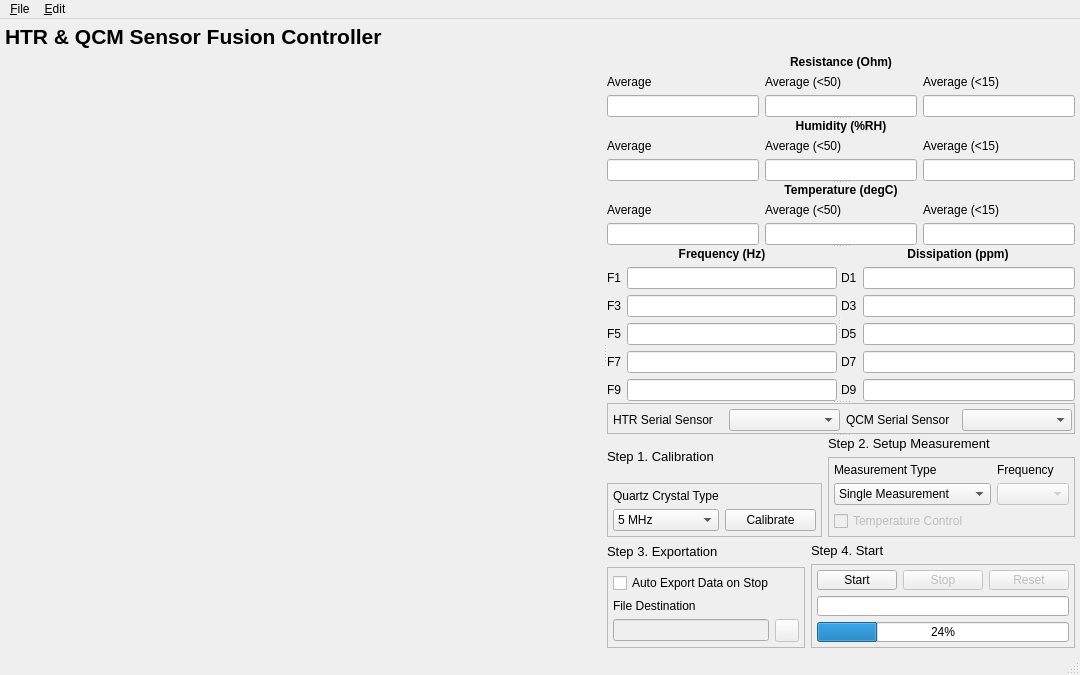
Above: ui/main_gui.ui from CydiaBoss/uc-htr-sensor before the change. Below: the same form after it.
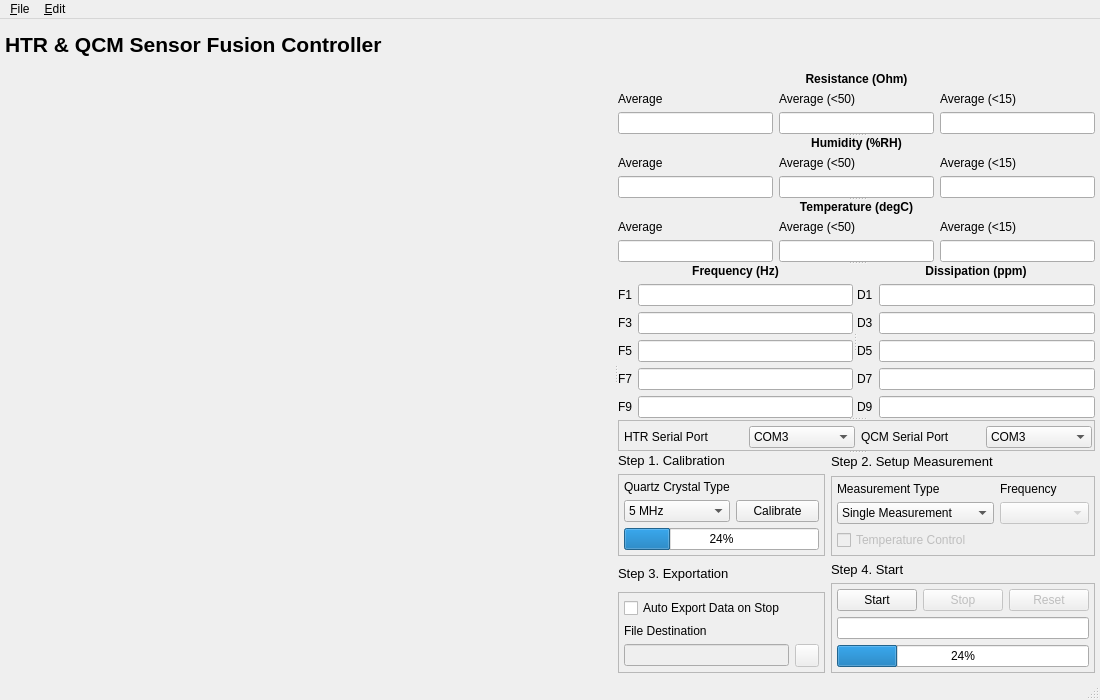
That is the form after the change. Icons and pictures are not drawn. Custom widgets are drawn as their Qt base class.

The edit to the form file:
```diff
--- a/ui/main_gui.ui
+++ b/ui/main_gui.ui
@@ -7,22 +7,22 @@
    <rect>
     <x>0</x>
     <y>0</y>
-    <width>1080</width>
-    <height>675</height>
+    <width>1100</width>
+    <height>700</height>
    </rect>
   </property>
   <property name="minimumSize">
    <size>
-    <width>1080</width>
-    <height>675</height>
+    <width>1100</width>
+    <height>700</height>
    </size>
   </property>
   <property name="windowTitle">
    <string>Sensor Fusion</string>
   </property>
   <property name="windowIcon">
-   <iconset>
-    <normaloff>resources/logo.png</normaloff>resources/logo.png</iconset>
+   <iconset resource="resources/main.qrc">
+    <normaloff>:/main/logo.png</normaloff>:/main/logo.png</iconset>
   </property>
   <widget class="QWidget" name="centralwidget">
    <property name="minimumSize">
@@ -560,7 +560,7 @@
         <property name="midLineWidth">
          <number>6</number>
         </property>
-        <layout class="QHBoxLayout" name="horizontalLayout_2">
+        <layout class="QGridLayout" name="gridLayout_22">
          <property name="leftMargin">
           <number>5</number>
          </property>
@@ -573,33 +573,87 @@
          <property name="bottomMargin">
           <number>2</number>
          </property>
-         <item>
+         <item row="0" column="0">
           <layout class="QGridLayout" name="gridLayout_12">
-           <item row="0" column="0">
-            <widget class="QLabel" name="label_13">
-             <property name="text">
-              <string>HTR Serial Sensor</string>
-             </property>
-             <property name="buddy">
-              <cstring>htr_serial</cstring>
-             </property>
+           <item row="0" column="5">
+            <widget class="QComboBox" name="qcm_serial">
+             <item>
+              <property name="text">
+               <string>COM3</string>
+              </property>
+             </item>
+             <item>
+              <property name="text">
+               <string>COM5</string>
+              </property>
+             </item>
             </widget>
            </item>
            <item row="0" column="1">
-            <widget class="QComboBox" name="htr_serial"/>
+            <widget class="QLabel" name="htr_status">
+             <property name="sizePolicy">
+              <sizepolicy hsizetype="Fixed" vsizetype="Preferred">
+               <horstretch>0</horstretch>
+               <verstretch>0</verstretch>
+              </sizepolicy>
+             </property>
+             <property name="text">
+              <string/>
+             </property>
+             <property name="pixmap">
+              <pixmap resource="resources/main.qrc">:/main/mark.png</pixmap>
+             </property>
+            </widget>
            </item>
-           <item row="0" column="2">
+           <item row="0" column="3">
             <widget class="QLabel" name="label_14">
              <property name="text">
-              <string>QCM Serial Sensor</string>
+              <string>QCM Serial Port</string>
              </property>
              <property name="buddy">
               <cstring>qcm_serial</cstring>
              </property>
             </widget>
            </item>
-           <item row="0" column="3">
-            <widget class="QComboBox" name="qcm_serial"/>
+           <item row="0" column="0">
+            <widget class="QLabel" name="label_13">
+             <property name="text">
+              <string>HTR Serial Port</string>
+             </property>
+             <property name="buddy">
+              <cstring>htr_serial</cstring>
+             </property>
+            </widget>
+           </item>
+           <item row="0" column="2">
+            <widget class="QComboBox" name="htr_serial">
+             <item>
+              <property name="text">
+               <string>COM3</string>
+              </property>
+             </item>
+             <item>
+              <property name="text">
+               <string>COM5</string>
+              </property>
+             </item>
+            </widget>
+           </item>
+           <item row="0" column="4">
+            <widget class="QLabel" name="qcm_status">
+             <property name="sizePolicy">
+              <sizepolicy hsizetype="Fixed" vsizetype="Preferred">
+               <horstretch>0</horstretch>
+               <verstretch>0</verstretch>
+              </sizepolicy>
+             </property>
+             <property name="text">
+              <string/>
+             </property>
+             <property name="pixmap">
+              <pixmap resource="resources/main.qrc">:/main/mark.png</pixmap>
+             </property>
+            </widget>
            </item>
           </layout>
          </item>
@@ -607,82 +661,6 @@
        </widget>
        <widget class="QWidget" name="layoutWidget">
         <layout class="QGridLayout" name="gridLayout_10">
-         <item row="0" column="0" rowspan="2" colspan="2">
-          <layout class="QGridLayout" name="gridLayout_3">
-           <item row="2" column="0">
-            <widget class="QFrame" name="frame">
-             <property name="frameShape">
-              <enum>QFrame::StyledPanel</enum>
-             </property>
-             <property name="frameShadow">
-              <enum>QFrame::Sunken</enum>
-             </property>
-             <property name="lineWidth">
-              <number>16</number>
-             </property>
-             <property name="midLineWidth">
-              <number>6</number>
-             </property>
-             <layout class="QVBoxLayout" name="verticalLayout_2">
-              <property name="leftMargin">
-               <number>5</number>
-              </property>
-              <property name="topMargin">
-               <number>5</number>
-              </property>
-              <property name="rightMargin">
-               <number>5</number>
-              </property>
-              <property name="bottomMargin">
-               <number>5</number>
-              </property>
-              <item>
-               <layout class="QGridLayout" name="gridLayout_2">
-                <item row="1" column="0">
-                 <widget class="QComboBox" name="qc_type">
-                  <item>
-                   <property name="text">
-                    <string>5 MHz</string>
-                   </property>
-                  </item>
-                  <item>
-                   <property name="text">
-                    <string>10 MHz</string>
-                   </property>
-                  </item>
-                 </widget>
-                </item>
-                <item row="1" column="1">
-                 <widget class="QPushButton" name="calibrate_btn">
-                  <property name="text">
-                   <string>Calibrate</string>
-                  </property>
-                 </widget>
-                </item>
-                <item row="0" column="0">
-                 <widget class="QLabel" name="label">
-                  <property name="text">
-                   <string>Quartz Crystal Type</string>
-                  </property>
-                  <property name="buddy">
-                   <cstring>qc_type</cstring>
-                  </property>
-                 </widget>
-                </item>
-               </layout>
-              </item>
-             </layout>
-            </widget>
-           </item>
-           <item row="1" column="0">
-            <widget class="QLabel" name="label_4">
-             <property name="text">
-              <string>&lt;html&gt;&lt;head/&gt;&lt;body&gt;&lt;p&gt;&lt;span style=&quot; font-size:10pt;&quot;&gt;Step 1. Calibration&lt;/span&gt;&lt;/p&gt;&lt;/body&gt;&lt;/html&gt;</string>
-             </property>
-            </widget>
-           </item>
-          </layout>
-         </item>
          <item row="2" column="1" rowspan="2" colspan="2">
           <layout class="QGridLayout" name="gridLayout_9">
            <item row="0" column="0">
@@ -798,7 +776,170 @@
            </item>
           </layout>
          </item>
-         <item row="0" column="2" rowspan="2">
+         <item row="2" column="0" rowspan="2">
+          <layout class="QGridLayout" name="gridLayout_7">
+           <item row="0" column="0">
+            <widget class="QLabel" name="label_7">
+             <property name="text">
+              <string>&lt;html&gt;&lt;head/&gt;&lt;body&gt;&lt;p&gt;&lt;span style=&quot; font-size:10pt;&quot;&gt;Step 3. Exportation&lt;/span&gt;&lt;/p&gt;&lt;/body&gt;&lt;/html&gt;</string>
+             </property>
+            </widget>
+           </item>
+           <item row="1" column="0">
+            <widget class="QFrame" name="frame_3">
+             <property name="frameShape">
+              <enum>QFrame::StyledPanel</enum>
+             </property>
+             <property name="frameShadow">
+              <enum>QFrame::Sunken</enum>
+             </property>
+             <property name="lineWidth">
+              <number>16</number>
+             </property>
+             <property name="midLineWidth">
+              <number>6</number>
+             </property>
+             <layout class="QVBoxLayout" name="verticalLayout_4">
+              <property name="leftMargin">
+               <number>5</number>
+              </property>
+              <property name="topMargin">
+               <number>5</number>
+              </property>
+              <property name="rightMargin">
+               <number>5</number>
+              </property>
+              <property name="bottomMargin">
+               <number>5</number>
+              </property>
+              <item>
+               <layout class="QGridLayout" name="gridLayout_6">
+                <item row="3" column="0">
+                 <widget class="QLineEdit" name="file_dest">
+                  <property name="enabled">
+                   <bool>false</bool>
+                  </property>
+                 </widget>
+                </item>
+                <item row="3" column="1">
+                 <widget class="QToolButton" name="file_select">
+                  <property name="enabled">
+                   <bool>false</bool>
+                  </property>
+                  <property name="text">
+                   <string/>
+                  </property>
+                  <property name="icon">
+                   <iconset resource="resources/main.qrc">
+                    <normaloff>:/main/folder.png</normaloff>:/main/folder.png</iconset>
+                  </property>
+                 </widget>
+                </item>
+                <item row="1" column="0">
+                 <widget class="QLabel" name="label_6">
+                  <property name="text">
+                   <string>File Destination</string>
+                  </property>
+                 </widget>
+                </item>
+                <item row="0" column="0" colspan="2">
+                 <widget class="QCheckBox" name="auto_export">
+                  <property name="text">
+                   <string>Auto Export Data on Stop</string>
+                  </property>
+                 </widget>
+                </item>
+               </layout>
+              </item>
+             </layout>
+            </widget>
+           </item>
+          </layout>
+         </item>
+         <item row="0" column="0" rowspan="2">
+          <layout class="QGridLayout" name="gridLayout_3">
+           <item row="2" column="0">
+            <widget class="QFrame" name="frame">
+             <property name="frameShape">
+              <enum>QFrame::StyledPanel</enum>
+             </property>
+             <property name="frameShadow">
+              <enum>QFrame::Sunken</enum>
+             </property>
+             <property name="lineWidth">
+              <number>16</number>
+             </property>
+             <property name="midLineWidth">
+              <number>6</number>
+             </property>
+             <layout class="QVBoxLayout" name="verticalLayout_2">
+              <property name="leftMargin">
+               <number>5</number>
+              </property>
+              <property name="topMargin">
+               <number>5</number>
+              </property>
+              <property name="rightMargin">
+               <number>5</number>
+              </property>
+              <property name="bottomMargin">
+               <number>5</number>
+              </property>
+              <item>
+               <layout class="QGridLayout" name="gridLayout_2">
+                <item row="1" column="0">
+                 <widget class="QComboBox" name="qc_type">
+                  <item>
+                   <property name="text">
+                    <string>5 MHz</string>
+                   </property>
+                  </item>
+                  <item>
+                   <property name="text">
+                    <string>10 MHz</string>
+                   </property>
+                  </item>
+                 </widget>
+                </item>
+                <item row="0" column="0">
+                 <widget class="QLabel" name="label">
+                  <property name="text">
+                   <string>Quartz Crystal Type</string>
+                  </property>
+                  <property name="buddy">
+                   <cstring>qc_type</cstring>
+                  </property>
+                 </widget>
+                </item>
+                <item row="1" column="1">
+                 <widget class="QPushButton" name="calibrate_btn">
+                  <property name="text">
+                   <string>Calibrate</string>
+                  </property>
+                 </widget>
+                </item>
+                <item row="2" column="0" colspan="2">
+                 <widget class="QProgressBar" name="progressBar">
+                  <property name="value">
+                   <number>24</number>
+                  </property>
+                 </widget>
+                </item>
+               </layout>
+              </item>
+             </layout>
+            </widget>
+           </item>
+           <item row="1" column="0">
+            <widget class="QLabel" name="label_4">
+             <property name="text">
+              <string>&lt;html&gt;&lt;head/&gt;&lt;body&gt;&lt;p&gt;&lt;span style=&quot; font-size:10pt;&quot;&gt;Step 1. Calibration&lt;/span&gt;&lt;/p&gt;&lt;/body&gt;&lt;/html&gt;</string>
+             </property>
+            </widget>
+           </item>
+          </layout>
+         </item>
+         <item row="0" column="1" rowspan="2" colspan="2">
           <layout class="QGridLayout" name="gridLayout_5">
            <item row="1" column="0">
             <widget class="QLabel" name="label_5">
@@ -894,86 +1035,6 @@
            </item>
           </layout>
          </item>
-         <item row="2" column="0" rowspan="2">
-          <layout class="QGridLayout" name="gridLayout_7">
-           <item row="0" column="0">
-            <widget class="QLabel" name="label_7">
-             <property name="text">
-              <string>&lt;html&gt;&lt;head/&gt;&lt;body&gt;&lt;p&gt;&lt;span style=&quot; font-size:10pt;&quot;&gt;Step 3. Exportation&lt;/span&gt;&lt;/p&gt;&lt;/body&gt;&lt;/html&gt;</string>
-             </property>
-            </widget>
-           </item>
-           <item row="1" column="0">
-            <widget class="QFrame" name="frame_3">
-             <property name="frameShape">
-              <enum>QFrame::StyledPanel</enum>
-             </property>
-             <property name="frameShadow">
-              <enum>QFrame::Sunken</enum>
-             </property>
-             <property name="lineWidth">
-              <number>16</number>
-             </property>
-             <property name="midLineWidth">
-              <number>6</number>
-             </property>
-             <layout class="QVBoxLayout" name="verticalLayout_4">
-              <property name="leftMargin">
-               <number>5</number>
-              </property>
-              <property name="topMargin">
-               <number>5</number>
-              </property>
-              <property name="rightMargin">
-               <number>5</number>
-              </property>
-              <property name="bottomMargin">
-               <number>5</number>
-              </property>
-              <item>
-               <layout class="QGridLayout" name="gridLayout_6">
-                <item row="3" column="0">
-                 <widget class="QLineEdit" name="file_dest">
-                  <property name="enabled">
-                   <bool>false</bool>
-                  </property>
-                 </widget>
-                </item>
-                <item row="3" column="1">
-                 <widget class="QToolButton" name="file_select">
-                  <property name="enabled">
-                   <bool>false</bool>
-                  </property>
-                  <property name="text">
-                   <string/>
-                  </property>
-                  <property name="icon">
-                   <iconset resource="resources/main.qrc">
-                    <normaloff>:/main/folder.png</normaloff>:/main/folder.png</iconset>
-                  </property>
-                 </widget>
-                </item>
-                <item row="1" column="0">
-                 <widget class="QLabel" name="label_6">
-                  <property name="text">
-                   <string>File Destination</string>
-                  </property>
-                 </widget>
-                </item>
-                <item row="0" column="0" colspan="2">
-                 <widget class="QCheckBox" name="auto_export">
-                  <property name="text">
-                   <string>Auto Export Data on Stop</string>
-                  </property>
-                 </widget>
-                </item>
-               </layout>
-              </item>
-             </layout>
-            </widget>
-           </item>
-          </layout>
-         </item>
         </layout>
        </widget>
       </widget>
@@ -986,7 +1047,7 @@
     <rect>
      <x>0</x>
      <y>0</y>
-     <width>1080</width>
+     <width>1100</width>
      <height>22</height>
     </rect>
    </property>
```
